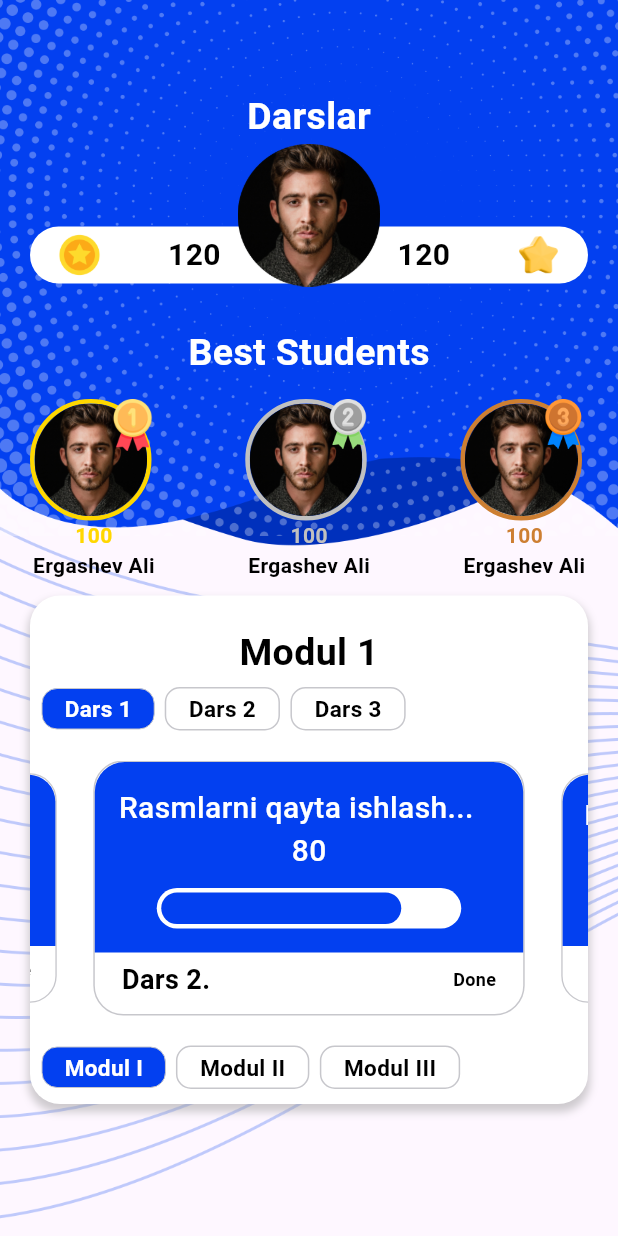
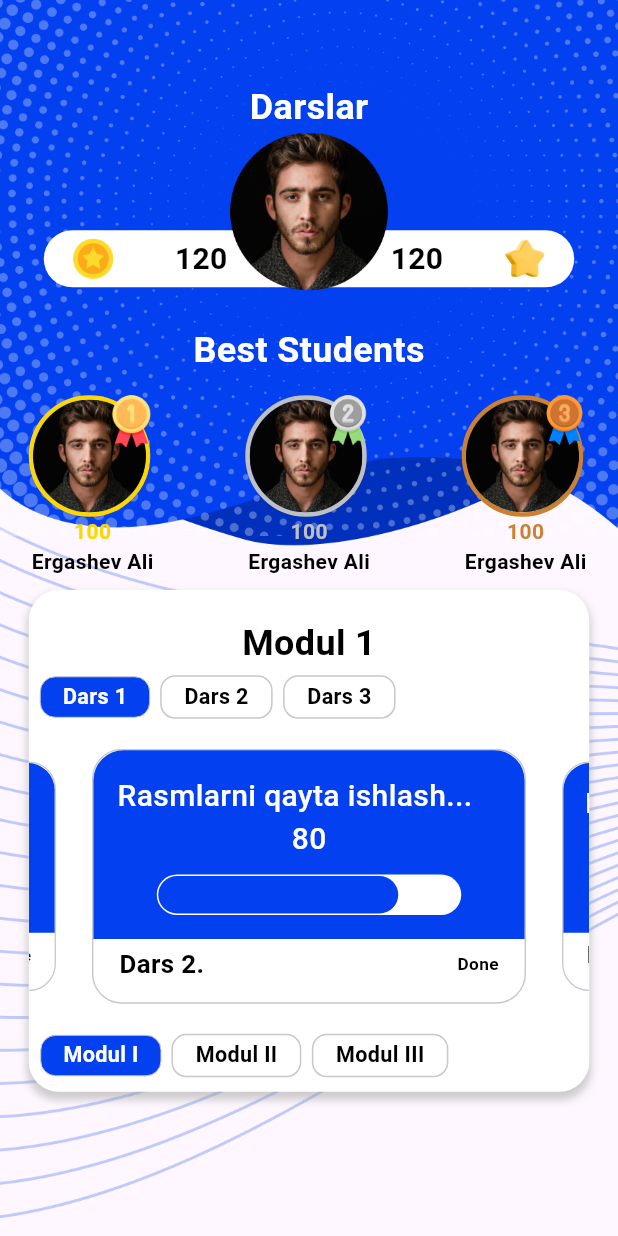
Before and after one commit to shceo/rivojedu, a Flutter app: the LessonsPage screen opened directly, on a phone screen of 412 x 824 dp. Run offline on Flutter 3.47's test engine with Material 3 defaults, Android fonts, the phone set to English and light mode, and no system bars; our stand-ins replace awesome_notifications, bloc, dio, equatable, flutter_bloc, flutter_svg and 7 more; project files that could hold a hidden picture were left out.

Commit message:
size lar togirlandi

```diff
--- a/lib/src/ui/pages/navbar_pages/darslar_page.dart
+++ b/lib/src/ui/pages/navbar_pages/darslar_page.dart
@@ -1,4 +1,5 @@
 import 'package:edu/assets/constants/common_assets.dart';
+import 'package:edu/src/utils/size/size.dart';
 import 'package:edu/src/widgets/best_student_item.dart';
 import 'package:edu/src/widgets/student_item.dart';
 import 'package:edu/src/widgets/swipper_item.dart';
@@ -21,33 +22,33 @@ class _LessonsPageState extends State<LessonsPage> {
         children: [
           Image.asset(CommonAssets.background,
               width: double.infinity, fit: BoxFit.cover),
-          const Padding(
-            padding: EdgeInsets.all(20),
+          Padding(
+            padding: EdgeInsets.all(20.w),
             child: Column(
               children: [
-                SizedBox(height: 40),
+                SizedBox(height: 40.h),
                 Text(
                   "Darslar",
                   style: TextStyle(
                       color: Colors.white,
-                      fontSize: 25,
+                      fontSize: 25.w,
                       fontWeight: FontWeight.w700),
                 ),
-                StudentItem(),
+                const StudentItem(),
                 SizedBox(
-                  height: 26,
+                  height: 26.h,
                 ),
                 Text(
                   "Best Students",
                   style: TextStyle(
                       color: Colors.white,
-                      fontSize: 25,
+                      fontSize: 25.w,
                       fontWeight: FontWeight.w700),
                 ),
-                SizedBox(
+                const SizedBox(
                   height: 13,
                 ),
-                Row(
+                const Row(
                   mainAxisAlignment: MainAxisAlignment.spaceBetween,
                   children: [
                     BestStudentItem(
@@ -65,9 +66,9 @@ class _LessonsPageState extends State<LessonsPage> {
                   ],
                 ),
                 SizedBox(
-                  height: 10,
+                  height: 10.h,
                 ),
-                SwipperItem(),
+                const SwipperItem(),
               ],
             ),
           ),
--- a/lib/src/widgets/dars_item.dart
+++ b/lib/src/widgets/dars_item.dart
@@ -1,4 +1,5 @@
 import 'package:edu/src/ui/theme/app_themes.dart';
+import 'package:edu/src/utils/size/size.dart';
 import 'package:flutter/material.dart';
 
 class DarsItem extends StatelessWidget {
@@ -23,7 +24,7 @@ class DarsItem extends StatelessWidget {
           text,
           style: TextStyle(
               color: tap ? Colors.white : Colors.black,
-              fontSize: 15,
+              fontSize: 15.w,
               fontWeight: FontWeight.w700),
         ),
       ),
--- a/lib/src/widgets/student_item.dart
+++ b/lib/src/widgets/student_item.dart
@@ -10,7 +10,9 @@ class StudentItem extends StatelessWidget {
       children: [
         Container(
           margin : const EdgeInsets.only(
-              top: 55
+              top: 65,
+            left: 10,
+            right: 10
           ),
           padding: const EdgeInsets.symmetric(
               horizontal: 18, vertical: 4),
@@ -47,7 +49,7 @@ class StudentItem extends StatelessWidget {
           width: double.infinity,
           child: Center(
             child: Image.asset(CommonAssets.avatar,
-                width: 95, fit: BoxFit.cover),
+                width: 105, fit: BoxFit.cover),
           ),
         ),
       ],
--- a/lib/src/widgets/swipper_item.dart
+++ b/lib/src/widgets/swipper_item.dart
@@ -1,3 +1,4 @@
+import 'package:edu/src/utils/size/size.dart';
 import 'package:edu/src/widgets/dars_item.dart';
 import 'package:edu/src/ui/theme/app_themes.dart';
 import 'package:flutter/material.dart';
@@ -13,10 +14,11 @@ class SwipperItem extends StatefulWidget {
 class _SwipperItemState extends State<SwipperItem> {
   int selectedLesson = 0;
   int selectedModul = 0;
+
   @override
   Widget build(BuildContext context) {
     return Container(
-      padding: const EdgeInsets.symmetric(vertical: 10),
+      padding: EdgeInsets.symmetric(vertical: 10.w),
       width: double.infinity,
       decoration: BoxDecoration(
         borderRadius: BorderRadius.circular(20),
@@ -32,24 +34,24 @@ class _SwipperItemState extends State<SwipperItem> {
       child: Column(
         crossAxisAlignment: CrossAxisAlignment.start,
         children: [
-          const SizedBox(
-            height: 10,
+          SizedBox(
+            height: 10.h,
           ),
-          const Align(
+          Align(
             alignment: Alignment.center,
             child: Text(
               "Modul 1",
               style: TextStyle(
                   color: Colors.black,
-                  fontSize: 25,
+                  fontSize: 25.w,
                   fontWeight: FontWeight.w700),
             ),
           ),
-          const SizedBox(
-            height: 5,
+          SizedBox(
+            height: 5.h,
           ),
           Padding(
-            padding: const EdgeInsets.only(left: 8),
+            padding: EdgeInsets.only(left: 8.w),
             child: SingleChildScrollView(
               scrollDirection: Axis.horizontal,
               child: Row(
@@ -75,12 +77,12 @@ class _SwipperItemState extends State<SwipperItem> {
             child: Swiper(
               itemBuilder: (context, index) {
                 return Container(
-                  margin: const EdgeInsets.symmetric(horizontal: 5),
+                  margin: EdgeInsets.symmetric(horizontal: 5.w),
                   width: double.infinity,
                   decoration: BoxDecoration(
                       borderRadius: BorderRadius.circular(20),
                       color: Colors.white,
-                      border: Border.all(width: 1, color: grey)),
+                      border: Border.all(width: 1.w, color: grey)),
                   child: Column(
                     children: [
                       Container(
@@ -110,11 +112,11 @@ class _SwipperItemState extends State<SwipperItem> {
                                   fontSize: 20,
                                   fontWeight: FontWeight.w500),
                             ),
-                            const SizedBox(
-                              height: 10,
+                            SizedBox(
+                              height: 10.h,
                             ),
                             Container(
-                                padding: const EdgeInsets.all(3),
+                              padding: const EdgeInsets.all(1),
                               width: 203,
                               height: 27,
                               decoration: BoxDecoration(
@@ -131,13 +133,14 @@ class _SwipperItemState extends State<SwipperItem> {
                                     ),
                                   ),
                                 ],
-                                ))
+                              ),
+                            )
                           ],
                         ),
                       ),
-                      const Padding(
+                      Padding(
                         padding:
-                            EdgeInsets.symmetric(vertical: 5, horizontal: 18),
+                            EdgeInsets.symmetric(vertical: 5.h, horizontal: 18.w),
                         child: Row(
                           mainAxisAlignment: MainAxisAlignment.spaceBetween,
                           children: [
@@ -145,14 +148,14 @@ class _SwipperItemState extends State<SwipperItem> {
                               "Dars 2.",
                               style: TextStyle(
                                   color: Colors.black,
-                                  fontSize: 18,
+                                  fontSize: 18.w,
                                   fontWeight: FontWeight.w700),
                             ),
                             Text(
                               "Done",
                               style: TextStyle(
                                   color: Colors.black,
-                                  fontSize: 12,
+                                  fontSize: 12.w,
                                   fontWeight: FontWeight.w700),
                             ),
                           ],
```
Also changed, not shown: lib/src/ui/pages/navbar_pages/kurslar_page.dart (+6 -5 lines), lib/src/ui/pages/navbar_pages/profil_page.dart (+25 -1 lines), lib/src/ui/pages/navbar_pages/reyting_page.dart (+29 -27 lines). Lines whose indentation alone changed are shown as unchanged.
